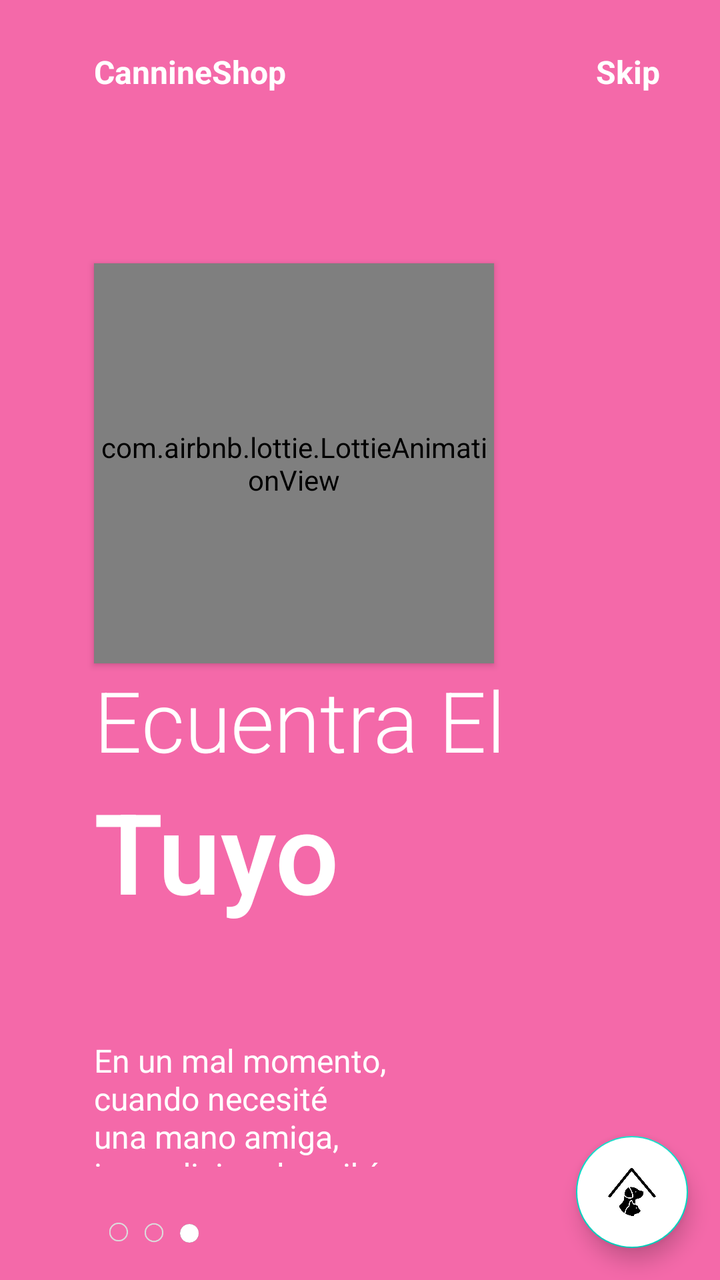
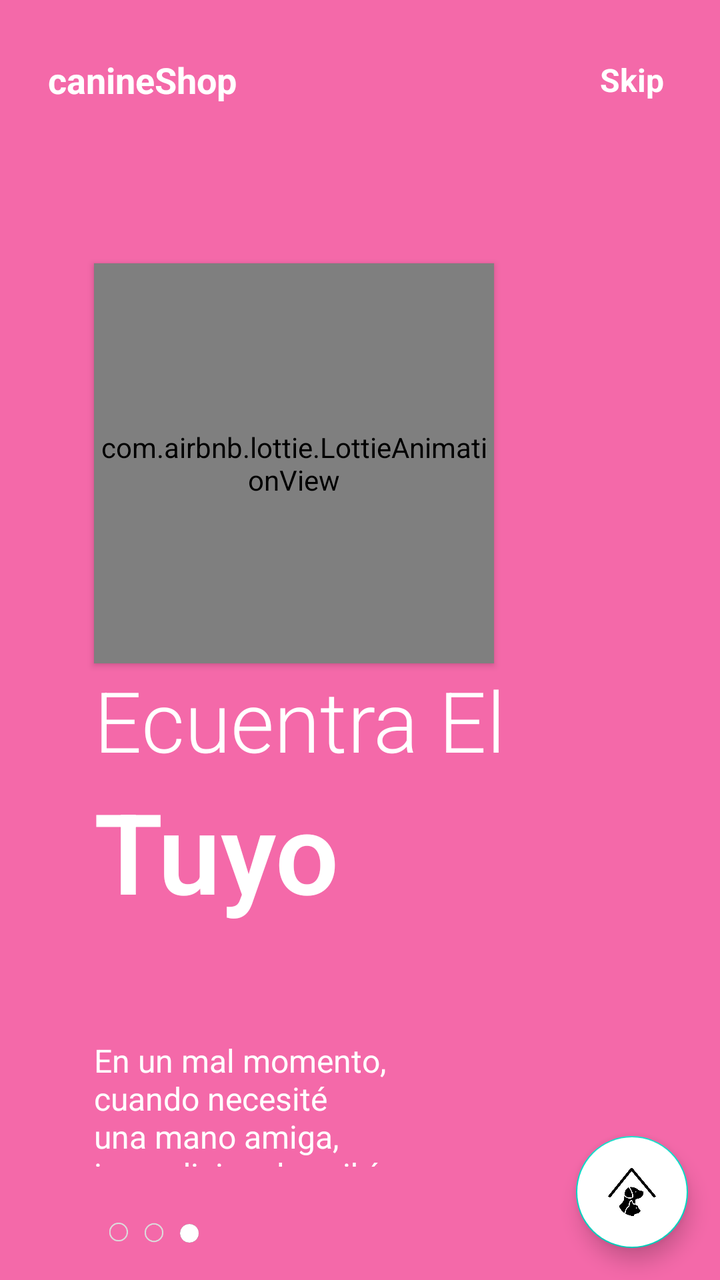

An Android layout rendered at two revisions. The XML below is the earlier revision; the diff shows what the commit changed to produce the second picture.
<!-- AndroidManifest.xml: application theme Theme.Flashlight -->
<!-- res/layout/fragment_on_boarding3.xml -->
<?xml version="1.0" encoding="utf-8"?>
<androidx.constraintlayout.widget.ConstraintLayout xmlns:android="http://schemas.android.com/apk/res/android"
    xmlns:app="http://schemas.android.com/apk/res-auto"
    android:layout_width="match_parent"
    android:layout_height="match_parent"
    android:background="@color/pink">

    <com.airbnb.lottie.LottieAnimationView
        android:id="@+id/imagenView"
        app:lottie_autoPlay="true"
        app:lottie_repeatCount="999999999"
        android:elevation="2dp"
        android:layout_width="200dp"
        android:layout_height="200dp"
        app:lottie_rawRes="@raw/o_b3"
        app:layout_constraintBottom_toBottomOf="parent"
        app:layout_constraintEnd_toEndOf="parent"
        app:layout_constraintHorizontal_bias="0.293"
        app:layout_constraintStart_toStartOf="parent"
        app:layout_constraintTop_toTopOf="parent"
        app:layout_constraintVertical_bias="0.299"/>

    <TextView
        android:id="@+id/textView"
        android:layout_width="wrap_content"
        android:layout_height="wrap_content"
        android:text="CannineShop"
        android:textColor="@color/white"
        android:textSize="16sp"
        android:textStyle="bold"
        app:layout_constraintVertical_bias="0"
        android:layout_marginTop="25dp"
        app:layout_constraintHorizontal_bias="0"
        app:layout_constraintBottom_toBottomOf="@id/imagenView"
        app:layout_constraintEnd_toEndOf="parent"
        app:layout_constraintStart_toStartOf="@id/imagenView"
        app:layout_constraintTop_toTopOf="parent"/>

    <TextView
        android:id="@+id/Skip"
        android:clickable="true"
        android:layout_width="wrap_content"
        android:layout_height="wrap_content"
        android:text="Skip"
        android:textSize="16sp"
        android:textStyle="bold"
        android:textColor="@color/white"
        app:layout_constraintHorizontal_bias="1"
        android:layout_marginRight="30dp"
        app:layout_constraintBottom_toBottomOf="@id/textView"
        app:layout_constraintEnd_toEndOf="parent"
        app:layout_constraintStart_toStartOf="@id/textView"
        app:layout_constraintTop_toTopOf="@+id/textView"/>

    <TextView
        android:id="@+id/textView2"
        android:layout_width="wrap_content"
        android:layout_height="wrap_content"
        android:fontFamily="sans-serif-light"
        android:text="Ecuentra El"
        android:textColor="@color/white"
        android:textSize="42sp"
        app:layout_constraintHorizontal_bias="0"
        app:layout_constraintBottom_toBottomOf="parent"
        app:layout_constraintEnd_toEndOf="parent"
        app:layout_constraintStart_toStartOf="@id/imagenView"
        app:layout_constraintTop_toBottomOf="@+id/imagenView"
        app:layout_constraintVertical_bias="0"/>

    <TextView
        android:id="@+id/textView3"
        android:layout_width="wrap_content"
        android:layout_height="wrap_content"
        android:fontFamily="sans-serif-light"
        android:text="Tuyo"
        android:textSize="56sp"
        android:textColor="@color/white"
        android:textStyle="bold"
        app:layout_constraintBottom_toBottomOf="parent"
        app:layout_constraintEnd_toEndOf="parent"
        app:layout_constraintHorizontal_bias="0"
        app:layout_constraintStart_toStartOf="@id/textView2"
        app:layout_constraintTop_toBottomOf="@+id/textView2"
        app:layout_constraintVertical_bias="0"/>

    <TextView
        android:id="@+id/textView4"
        android:layout_width="0dp"
        android:layout_height="0dp"
        android:text="En un mal momento, cuando necesité una mano amiga, incondicional, recibí… una pata"
        android:textSize="16sp"
        android:textColor="@color/white"
        app:layout_constraintHeight_percent=".1"
        app:layout_constraintHorizontal_bias="0"
        app:layout_constraintBottom_toBottomOf="parent"
        app:layout_constraintEnd_toEndOf="parent"
        app:layout_constraintStart_toStartOf="@id/textView3"
        app:layout_constraintTop_toBottomOf="@+id/textView3"
        app:layout_constraintWidth_percent=".5"/>

    <ImageView
        android:layout_width="50dp"
        android:layout_height="10dp"
        android:src="@drawable/tab3"
        app:layout_constraintHorizontal_bias="0"
        app:layout_constraintVertical_bias=".6"
        android:layout_marginLeft="5dp"
        app:layout_constraintBottom_toBottomOf="parent"
        app:layout_constraintEnd_toEndOf="parent"
        app:layout_constraintStart_toStartOf="@id/textView4"
        app:layout_constraintTop_toBottomOf="@+id/textView4"/>

    <com.google.android.material.floatingactionbutton.FloatingActionButton
        android:id="@+id/fab"
        android:layout_width="wrap_content"
        android:layout_height="wrap_content"
        android:src="@drawable/flecha"
        android:backgroundTint="@color/white"
        app:layout_constraintVertical_bias="1"
        app:layout_constraintHorizontal_bias="1"
        android:layout_margin="16dp"
        app:layout_constraintBottom_toBottomOf="parent"
        app:layout_constraintEnd_toEndOf="parent"
        app:layout_constraintStart_toStartOf="parent"
        app:layout_constraintTop_toTopOf="parent" />


</androidx.constraintlayout.widget.ConstraintLayout>
<!-- resources referenced by this layout -->
<resources>
  <color name="pink">#f469a9</color>
  <color name="white">#ffffff</color>
  <!-- drawable flecha: png bitmap (drawable-v24, 10224 bytes) -->
  <!-- drawable tab3: png bitmap (drawable-v24, 3299 bytes) -->
  <style name="Theme.Flashlight" parent="Theme.MaterialComponents.DayNight.DarkActionBar">
          
          <item name="colorPrimary">@color/purple_500</item>
          <item name="colorPrimaryVariant">@color/purple_700</item>
          <item name="colorOnPrimary">@color/white</item>
          
          <item name="colorSecondary">@color/teal_200</item>
          <item name="colorSecondaryVariant">@color/teal_700</item>
          <item name="colorOnSecondary">@color/black</item>
          
          <item name="android:statusBarColor" tools:targetApi="l">?attr/colorPrimaryVariant</item>
          
      </style>
  <color name="purple_500">#FF6200EE</color>
  <color name="purple_700">#FF3700B3</color>
  <color name="teal_200">#FF03DAC5</color>
  <color name="teal_700">#FF018786</color>
  <color name="black">#000000</color>
</resources>

<!-- the commit's change to res/layout/fragment_on_boarding3.xml (unified diff, before → after) -->
@@ -18,39 +18,39 @@
         app:layout_constraintHorizontal_bias="0.293"
         app:layout_constraintStart_toStartOf="parent"
         app:layout_constraintTop_toTopOf="parent"
-        app:layout_constraintVertical_bias="0.299"/>
+        app:layout_constraintVertical_bias="0.299" />
 
     <TextView
         android:id="@+id/textView"
         android:layout_width="wrap_content"
-        android:layout_height="wrap_content"
-        android:text="CannineShop"
+        android:layout_height="48dp"
+        android:gravity="center_vertical"
+        android:layout_marginStart="24dp"
+        android:layout_marginTop="16dp"
+        android:text="canineShop"
         android:textColor="@color/white"
-        android:textSize="16sp"
+        android:textSize="18sp"
         android:textStyle="bold"
-        app:layout_constraintVertical_bias="0"
-        android:layout_marginTop="25dp"
-        app:layout_constraintHorizontal_bias="0"
-        app:layout_constraintBottom_toBottomOf="@id/imagenView"
-        app:layout_constraintEnd_toEndOf="parent"
-        app:layout_constraintStart_toStartOf="@id/imagenView"
-        app:layout_constraintTop_toTopOf="parent"/>
+        app:layout_constraintStart_toStartOf="parent"
+        app:layout_constraintTop_toTopOf="parent" />
 
     <TextView
         android:id="@+id/Skip"
+        android:layout_width="wrap_content"
+        android:layout_height="48dp"
+        android:gravity="center"
+        android:paddingStart="12dp"
+        android:paddingEnd="12dp"
         android:clickable="true"
-        android:layout_width="wrap_content"
-        android:layout_height="wrap_content"
+        android:focusable="true"
         android:text="Skip"
         android:textSize="16sp"
         android:textStyle="bold"
         android:textColor="@color/white"
-        app:layout_constraintHorizontal_bias="1"
-        android:layout_marginRight="30dp"
-        app:layout_constraintBottom_toBottomOf="@id/textView"
         app:layout_constraintEnd_toEndOf="parent"
-        app:layout_constraintStart_toStartOf="@id/textView"
-        app:layout_constraintTop_toTopOf="@+id/textView"/>
+        android:layout_marginEnd="16dp"
+        app:layout_constraintTop_toTopOf="@id/textView"
+        app:layout_constraintBottom_toBottomOf="@id/textView" />
 
     <TextView
         android:id="@+id/textView2"
@@ -65,7 +65,7 @@
         app:layout_constraintEnd_toEndOf="parent"
         app:layout_constraintStart_toStartOf="@id/imagenView"
         app:layout_constraintTop_toBottomOf="@+id/imagenView"
-        app:layout_constraintVertical_bias="0"/>
+        app:layout_constraintVertical_bias="0" />
 
     <TextView
         android:id="@+id/textView3"
@@ -81,7 +81,7 @@
         app:layout_constraintHorizontal_bias="0"
         app:layout_constraintStart_toStartOf="@id/textView2"
         app:layout_constraintTop_toBottomOf="@+id/textView2"
-        app:layout_constraintVertical_bias="0"/>
+        app:layout_constraintVertical_bias="0" />
 
     <TextView
         android:id="@+id/textView4"
@@ -96,7 +96,7 @@
         app:layout_constraintEnd_toEndOf="parent"
         app:layout_constraintStart_toStartOf="@id/textView3"
         app:layout_constraintTop_toBottomOf="@+id/textView3"
-        app:layout_constraintWidth_percent=".5"/>
+        app:layout_constraintWidth_percent=".5" />
 
     <ImageView
         android:layout_width="50dp"
@@ -108,7 +108,7 @@
         app:layout_constraintBottom_toBottomOf="parent"
         app:layout_constraintEnd_toEndOf="parent"
         app:layout_constraintStart_toStartOf="@id/textView4"
-        app:layout_constraintTop_toBottomOf="@+id/textView4"/>
+        app:layout_constraintTop_toBottomOf="@+id/textView4" />
 
     <com.google.android.material.floatingactionbutton.FloatingActionButton
         android:id="@+id/fab"
